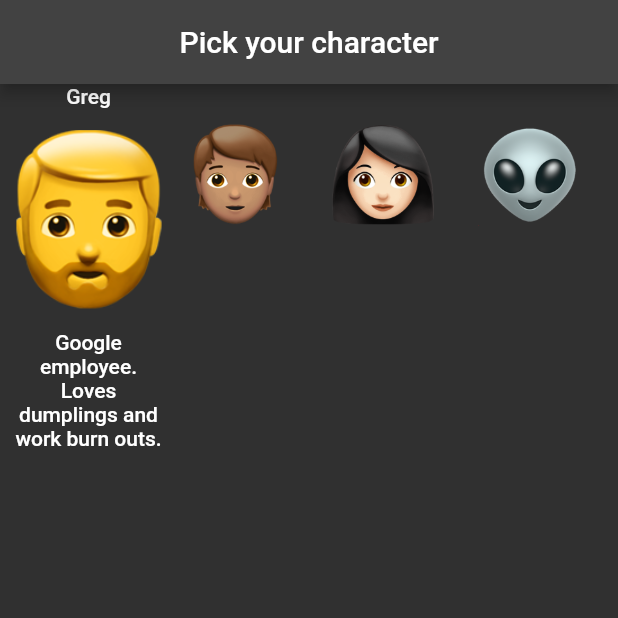
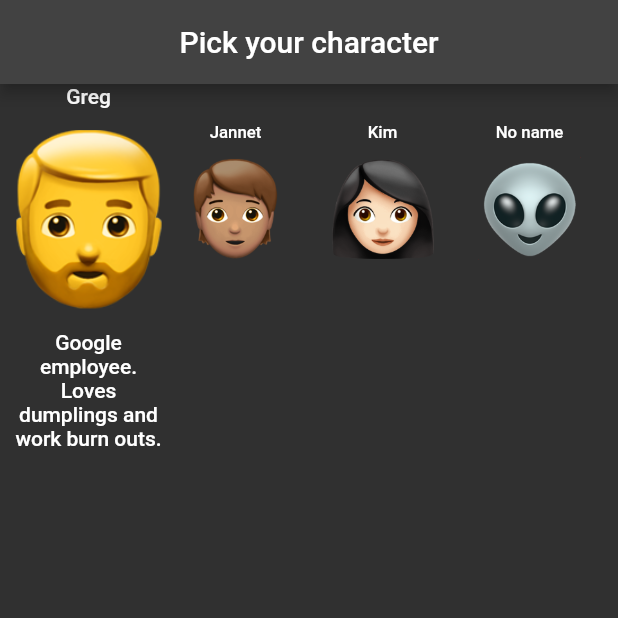
Before and after one commit to alexeiselin/chinatown_rpg, a Flutter app: the screen it shows after launch, on a phone screen of 412 x 824 dp, the top half of it. Run offline on Flutter 3.47's test engine with Material 2 defaults, Android fonts, the phone set to English and light mode, and no system bars.

Commit message:
some work

```diff
--- a/lib/pick_character_2.dart
+++ b/lib/pick_character_2.dart
@@ -11,8 +11,6 @@ class PickCharacter2 extends StatefulWidget {
 }
 
 class _PickCharacter2State extends State<PickCharacter2> {
-  String selectedCharacter = '1';
-
   @override
   Widget build(BuildContext context) {
     return Scaffold(
@@ -26,193 +24,151 @@ class _PickCharacter2State extends State<PickCharacter2> {
             const SizedBox(
               width: 10.0,
             ),
-            Expanded(
-              child: MaterialButton(
-                splashColor: Colors.transparent,
-                highlightColor: Colors.transparent,
-                padding: const EdgeInsets.all(0),
-                onPressed: () {
-                  setState(() {
-                    selectedCharacter = '1';
-                  });
-                },
-                child: Padding(
-                  padding: EdgeInsets.only(
-                    top: (selectedCharacter == '1')
-                        ? Utilities.screenAwareSize(0.0, context)
-                        : Utilities.screenAwareSize(30.0, context),
-                  ),
-                  child: Column(
-                    children: [
-                      Text(
-                        names[0],
-                        textScaleFactor: (selectedCharacter == '1') ? 1.0 : 0.8,
-                      ),
-                      SizedBox(
-                        height: (selectedCharacter == '1') ? 14 : 10,
-                      ),
-                      AnimatedContainer(
-                        height: (selectedCharacter == '1')
-                            ? Utilities.screenAwareSize(140.0, context)
-                            : Utilities.screenAwareSize(80.0, context),
-                        duration: const Duration(milliseconds: 500),
-                        curve: Curves.easeInOutCubic,
-                        decoration: BoxDecoration(
-                          image: DecorationImage(
-                              image: AssetImage(images[0]),
-                              fit: BoxFit.fitHeight),
-                        ),
-                      ),
-                      const SizedBox(
-                        height: 14,
-                      ),
-                      Align(
-                        alignment: Alignment.bottomCenter,
-                        child: (selectedCharacter == '1')
-                            ? Text(
-                                characterDescription[0],
-                                textAlign: TextAlign.center,
-                              )
-                            : const SizedBox(),
-                      )
-                    ],
-                  ),
-                ),
-              ),
+            CharacterWidget(
+              numberOfCharacter: 0,
             ),
-            Expanded(
-              child: MaterialButton(
-                splashColor: Colors.transparent,
-                highlightColor: Colors.transparent,
-                padding: const EdgeInsets.all(0),
-                onPressed: () {
-                  setState(() {
-                    selectedCharacter = '2';
-                  });
-                },
-                child: Column(
-                  children: [
-                    AnimatedContainer(
-                      height: (selectedCharacter == '2')
-                          ? Utilities.screenAwareSize(140.0, context)
-                          : Utilities.screenAwareSize(80.0, context),
-                      duration: const Duration(milliseconds: 500),
-                      curve: Curves.easeInOutCubic,
-                      margin: EdgeInsets.only(
-                        top: (selectedCharacter == '2')
-                            ? Utilities.screenAwareSize(0.0, context)
-                            : Utilities.screenAwareSize(30.0, context),
-                      ),
-                      decoration: BoxDecoration(
-                        image: DecorationImage(
-                            image: AssetImage(images[1]),
-                            fit: BoxFit.fitHeight),
-                      ),
-                    ),
-                    const SizedBox(
-                      height: 14,
-                    ),
-                    Align(
-                      alignment: Alignment.bottomCenter,
-                      child: (selectedCharacter == '2')
-                          ? Text(
-                              characterDescription[1],
-                              textAlign: TextAlign.center,
-                            )
-                          : const SizedBox(),
-                    )
-                  ],
-                ),
-              ),
+            CharacterWidget(
+              numberOfCharacter: 1,
             ),
-            Expanded(
-                child: MaterialButton(
-              splashColor: Colors.transparent,
-              highlightColor: Colors.transparent,
-              padding: const EdgeInsets.all(0),
-              onPressed: () {
-                setState(() {
-                  selectedCharacter = '3';
-                });
-              },
-              child: Column(
-                children: [
-                  AnimatedContainer(
-                    height: (selectedCharacter == '3')
-                        ? Utilities.screenAwareSize(115.0, context)
-                        : Utilities.screenAwareSize(80.0, context),
-                    duration: const Duration(milliseconds: 500),
-                    curve: Curves.easeInOutCubic,
-                    margin: EdgeInsets.only(
-                      top: (selectedCharacter == '3')
-                          ? Utilities.screenAwareSize(0.0, context)
-                          : Utilities.screenAwareSize(30.0, context),
-                    ),
-                    decoration: BoxDecoration(
-                      image: DecorationImage(
-                          image: AssetImage(images[2]), fit: BoxFit.fitHeight),
-                    ),
-                  ),
-                  const SizedBox(
-                    height: 14,
-                  ),
-                  Align(
-                    alignment: Alignment.bottomCenter,
-                    child: (selectedCharacter == '3')
-                        ? Text(
-                            characterDescription[2],
-                            textAlign: TextAlign.center,
-                          )
-                        : const SizedBox(),
-                  )
-                ],
-              ),
-            )),
-            Expanded(
-              child: MaterialButton(
-                splashColor: Colors.transparent,
-                highlightColor: Colors.transparent,
-                padding: const EdgeInsets.all(0),
-                onPressed: () {
-                  setState(() {
-                    selectedCharacter = '4';
-                  });
-                },
-                child: Column(
-                  children: [
-                    AnimatedContainer(
-                      height: (selectedCharacter == '4')
-                          ? Utilities.screenAwareSize(120.0, context)
-                          : Utilities.screenAwareSize(80.0, context),
-                      duration: const Duration(milliseconds: 500),
-                      curve: Curves.easeInOutCubic,
-                      margin: EdgeInsets.only(
-                        top: (selectedCharacter == '4')
-                            ? Utilities.screenAwareSize(0.0, context)
-                            : Utilities.screenAwareSize(30.0, context),
-                      ),
-                      decoration: BoxDecoration(
-                        image: DecorationImage(
-                            image: AssetImage(images[3]),
-                            fit: BoxFit.fitHeight),
-                      ),
-                    ),
-                    const SizedBox(
-                      height: 14,
-                    ),
-                    Align(
-                      alignment: Alignment.bottomCenter,
-                      child: (selectedCharacter == '4')
-                          ? Text(
-                              characterDescription[3],
-                              textAlign: TextAlign.center,
-                            )
-                          : const SizedBox(),
-                    )
-                  ],
-                ),
-              ),
+            CharacterWidget(
+              numberOfCharacter: 2,
             ),
+            CharacterWidget(
+              numberOfCharacter: 3,
+            ),
+            // Expanded(
+            //   child: MaterialButton(
+            //     splashColor: Colors.transparent,
+            //     highlightColor: Colors.transparent,
+            //     padding: const EdgeInsets.all(0),
+            //     onPressed: () {
+            //       setState(() {
+            //         selectedCharacter = '2';
+            //       });
+            //     },
+            //     child: Column(
+            //       children: [
+            //         AnimatedContainer(
+            //           height: (selectedCharacter == '2')
+            //               ? Utilities.screenAwareSize(140.0, context)
+            //               : Utilities.screenAwareSize(80.0, context),
+            //           duration: const Duration(milliseconds: 500),
+            //           curve: Curves.easeInOutCubic,
+            //           margin: EdgeInsets.only(
+            //             top: (selectedCharacter == '2')
+            //                 ? Utilities.screenAwareSize(0.0, context)
+            //                 : Utilities.screenAwareSize(30.0, context),
+            //           ),
+            //           decoration: BoxDecoration(
+            //             image: DecorationImage(
+            //                 image: AssetImage(images[1]),
+            //                 fit: BoxFit.fitHeight),
+            //           ),
+            //         ),
+            //         const SizedBox(
+            //           height: 14,
+            //         ),
+            //         Align(
+            //           alignment: Alignment.bottomCenter,
+            //           child: (selectedCharacter == '2')
+            //               ? Text(
+            //                   characterDescription[1],
+            //                   textAlign: TextAlign.center,
+            //                 )
+            //               : const SizedBox(),
+            //         )
+            //       ],
+            //     ),
+            //   ),
+            // ),
+            // Expanded(
+            //     child: MaterialButton(
+            //   splashColor: Colors.transparent,
+            //   highlightColor: Colors.transparent,
+            //   padding: const EdgeInsets.all(0),
+            //   onPressed: () {
+            //     setState(() {
+            //       selectedCharacter = '3';
+            //     });
+            //   },
+            //   child: Column(
+            //     children: [
+            //       AnimatedContainer(
+            //         height: (selectedCharacter == '3')
+            //             ? Utilities.screenAwareSize(115.0, context)
+            //             : Utilities.screenAwareSize(80.0, context),
+            //         duration: const Duration(milliseconds: 500),
+            //         curve: Curves.easeInOutCubic,
+            //         margin: EdgeInsets.only(
+            //           top: (selectedCharacter == '3')
+            //               ? Utilities.screenAwareSize(0.0, context)
+            //               : Utilities.screenAwareSize(30.0, context),
+            //         ),
+            //         decoration: BoxDecoration(
+            //           image: DecorationImage(
+            //               image: AssetImage(images[2]), fit: BoxFit.fitHeight),
+            //         ),
+            //       ),
+            //       const SizedBox(
+            //         height: 14,
+            //       ),
+            //       Align(
+            //         alignment: Alignment.bottomCenter,
+            //         child: (selectedCharacter == '3')
+            //             ? Text(
+            //                 characterDescription[2],
+            //                 textAlign: TextAlign.center,
+            //               )
+            //             : const SizedBox(),
+            //       )
+            //     ],
+            //   ),
+            // )),
+            // Expanded(
+            //   child: MaterialButton(
+            //     splashColor: Colors.transparent,
+            //     highlightColor: Colors.transparent,
+            //     padding: const EdgeInsets.all(0),
+            //     onPressed: () {
+            //       setState(() {
+            //         selectedCharacter = '4';
+            //       });
+            //     },
+            //     child: Column(
+            //       children: [
+            //         AnimatedContainer(
+            //           height: (selectedCharacter == '4')
+            //               ? Utilities.screenAwareSize(120.0, context)
+            //               : Utilities.screenAwareSize(80.0, context),
+            //           duration: const Duration(milliseconds: 500),
+            //           curve: Curves.easeInOutCubic,
+            //           margin: EdgeInsets.only(
+            //             top: (selectedCharacter == '4')
+            //                 ? Utilities.screenAwareSize(0.0, context)
+            //                 : Utilities.screenAwareSize(30.0, context),
+            //           ),
+            //           decoration: BoxDecoration(
+            //             image: DecorationImage(
+            //                 image: AssetImage(images[3]),
+            //                 fit: BoxFit.fitHeight),
+            //           ),
+            //         ),
+            //         const SizedBox(
+            //           height: 14,
+            //         ),
+            //         Align(
+            //           alignment: Alignment.bottomCenter,
+            //           child: (selectedCharacter == '4')
+            //               ? Text(
+            //                   characterDescription[3],
+            //                   textAlign: TextAlign.center,
+            //                 )
+            //               : const SizedBox(),
+            //         )
+            //       ],
+            //     ),
+            //   ),
+            // ),
             const SizedBox(
               width: 10.0,
             ),
@@ -222,3 +178,87 @@ class _PickCharacter2State extends State<PickCharacter2> {
     );
   }
 }
+
+class CharacterWidget extends StatefulWidget {
+  CharacterWidget({
+    required this.numberOfCharacter,
+    super.key,
+  });
+
+  int numberOfCharacter;
+
+  @override
+  State<CharacterWidget> createState() => _CharacterWidgetState();
+}
+
+class _CharacterWidgetState extends State<CharacterWidget> {
+  static String selectedCharacter = '0';
+
+  @override
+  Widget build(BuildContext context) {
+    return Expanded(
+      child: MaterialButton(
+        splashColor: Colors.transparent,
+        highlightColor: Colors.transparent,
+        padding: const EdgeInsets.all(0),
+        onPressed: () {
+          print('Предыдущий персонаж: $selectedCharacter');
+          setState(() {
+            selectedCharacter = widget.numberOfCharacter.toString();
+          });
+          print('Текущий персонаж: $selectedCharacter');
+        },
+        child: Padding(
+          padding: EdgeInsets.only(
+            top: (selectedCharacter == widget.numberOfCharacter.toString())
+                ? Utilities.screenAwareSize(0.0, context)
+                : Utilities.screenAwareSize(30.0, context),
+          ),
+          child: Column(
+            children: [
+              Text(
+                names[widget.numberOfCharacter],
+                textScaleFactor:
+                    (selectedCharacter == widget.numberOfCharacter.toString())
+                        ? 1.0
+                        : 0.8,
+              ),
+              SizedBox(
+                height:
+                    (selectedCharacter == widget.numberOfCharacter.toString())
+                        ? 14
+                        : 10,
+              ),
+              AnimatedContainer(
+                height:
+                    (selectedCharacter == widget.numberOfCharacter.toString())
+                        ? Utilities.screenAwareSize(140.0, context)
+                        : Utilities.screenAwareSize(80.0, context),
+                duration: const Duration(milliseconds: 500),
+                curve: Curves.easeInOutCubic,
+                decoration: BoxDecoration(
+                  image: DecorationImage(
+                      image: AssetImage(images[widget.numberOfCharacter]),
+                      fit: BoxFit.fitHeight),
+                ),
+              ),
+              const SizedBox(
+                height: 14,
+              ),
+              Align(
+                alignment: Alignment.bottomCenter,
+                child:
+                    (selectedCharacter == widget.numberOfCharacter.toString())
+                        ? Text(
+                            characterDescription[widget.numberOfCharacter],
+                            textAlign: TextAlign.center,
+                          )
+                        : const SizedBox(),
+              )
+            ],
+          ),
+        ),
+      ),
+    );
+  }
+}
```
